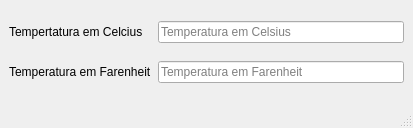
Before: the Qt Designer form MainWindow.ui in agremis/eTier, drawn with Qt 5.
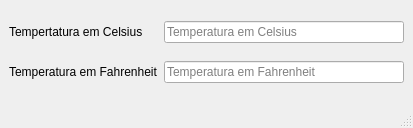
After: the same form once the commit is applied.

Commit message:
Typo fix: Fahrenheit e Celsius
"Farenheit" -> Fahrenheit
"Celcius" -> Celsius

```diff
--- a/MainWindow.ui
+++ b/MainWindow.ui
@@ -20,21 +20,21 @@
       <item row="1" column="1">
        <widget class="QLineEdit" name="edtFarenheit">
         <property name="placeholderText">
-         <string>Temperatura em Farenheit</string>
+         <string>Temperatura em Fahrenheit</string>
         </property>
        </widget>
       </item>
       <item row="1" column="0">
        <widget class="QLabel" name="label_2">
         <property name="text">
-         <string>Temperatura em Farenheit</string>
+         <string>Temperatura em Fahrenheit</string>
         </property>
        </widget>
       </item>
       <item row="0" column="0">
        <widget class="QLabel" name="label">
         <property name="text">
-         <string>Tempertatura em Celcius</string>
+         <string>Tempertatura em Celsius</string>
         </property>
        </widget>
       </item>
```
Left out of the diff: 2 changed lines with no effect on the pictures. The commit also changes 5 other files.
